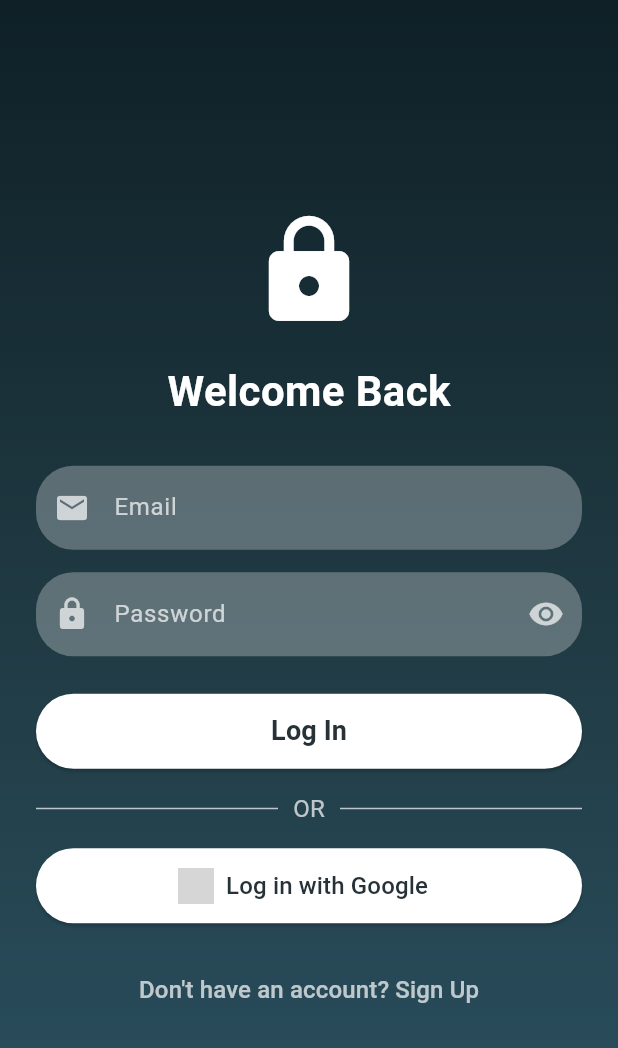
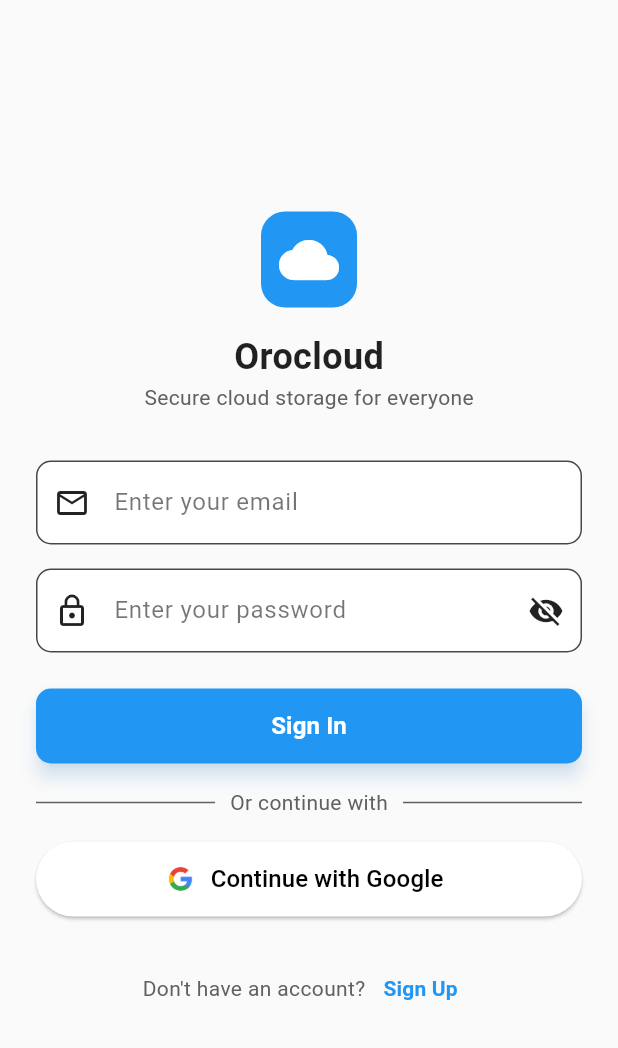
Before and after one commit to pratyush103/Orocloud, a Flutter app: the screen it shows after launch, on a phone screen of 412 x 824 dp. Shown: the top 1048 px of the screen. Run offline on Flutter 3.47's test engine with Material 3 defaults, Android fonts, the phone set to English and light mode, and no system bars; our stand-ins replace shared_preferences, supabase_flutter; missing offline and left inert: cunning_document_scanner; accounts and stored records are empty; grey boxes are pictures that could not be loaded.

Commit message:
Revamped Sign-in page UI

```diff
--- a/lib/pages/login_page.dart
+++ b/lib/pages/login_page.dart
@@ -1,5 +1,4 @@
 import 'package:flutter/material.dart';
-
 import '../auth/auth_service.dart';
 
 class LoginPage extends StatefulWidget {
@@ -19,26 +18,27 @@ class _LoginPageState extends State<LoginPage> {
     final email = _emailController.text.trim();
     final password = _passwordController.text.trim();
 
+    if (!_isValidEmail(email)) {
+      _showError("Invalid Email Format");
+      return;
+    }
+
     if (email.isEmpty || password.isEmpty) {
-      ScaffoldMessenger.of(context).showSnackBar(
-        const SnackBar(content: Text("Please fill in all fields")),
-      );
+      _showError("Please fill in all fields");
       return;
     }
 
     try {
       await authService.signInWithEmailPassword(email, password);
       if (mounted) {
-        ScaffoldMessenger.of(
-          context,
-        ).showSnackBar(const SnackBar(content: Text("Login successful!")));
+        ScaffoldMessenger.of(context).showSnackBar(
+          const SnackBar(content: Text("Login successful!")),
+        );
         Navigator.pushReplacementNamed(context, '/profile_page');
       }
     } catch (e) {
       if (mounted) {
-        ScaffoldMessenger.of(
-          context,
-        ).showSnackBar(SnackBar(content: Text("Error: $e")));
+        _showError("Incorrect Email or Password");
       }
     }
   }
@@ -53,88 +53,165 @@ class _LoginPageState extends State<LoginPage> {
       }
     } catch (e) {
       if (mounted) {
-        ScaffoldMessenger.of(
-          context,
-        ).showSnackBar(SnackBar(content: Text("Google Sign-In Failed: $e")));
+        _showError("Google Sign-In Failed: $e");
       }
     }
   }
 
+  bool _isValidEmail(String email) {
+    final emailRegex =
+    RegExp(r'^[a-zA-Z0-9._%+-]+@[a-zA-Z0-9.-]+\.[a-zA-Z]{2,}$');
+    return emailRegex.hasMatch(email);
+  }
+
+  void _showError(String message) {
+    ScaffoldMessenger.of(context).showSnackBar(
+      SnackBar(
+        content: Text(
+          message,
+          textAlign: TextAlign.center, // Center align text inside the SnackBar
+          style: const TextStyle(fontSize: 16),
+        ),
+        backgroundColor: Colors.redAccent,
+        behavior: SnackBarBehavior.floating, // Make the snackbar float
+        margin: const EdgeInsets.symmetric(horizontal: 50, vertical: 20), // Adjust positioning
+      ),
+    );
+  }
+
+
   @override
   Widget build(BuildContext context) {
+    final bool isDarkMode =
+        MediaQuery.of(context).platformBrightness == Brightness.dark;
+    final Color backgroundColor =
+    isDarkMode ? const Color(0xFF2E2E2E) : Colors.grey[50]!;
+    final Color textColor = isDarkMode ? Colors.white : Colors.black87;
+    final Color hintColor = isDarkMode ? Colors.grey[300]! : Colors.grey[700]!;
+    final Color inputFieldColor = isDarkMode ? Colors.grey[800]! : Colors.white;
+
     return Scaffold(
-      body: Container(
-        decoration: const BoxDecoration(
-          gradient: LinearGradient(
-            colors: [Color(0xFF0F2027), Color(0xFF203A43), Color(0xFF2C5364)],
-            begin: Alignment.topCenter,
-            end: Alignment.bottomCenter,
-          ),
-        ),
-        child: Center(
+      backgroundColor: backgroundColor,
+      body: Center(
         child: SingleChildScrollView(
           padding: const EdgeInsets.all(24),
           child: Column(
             mainAxisAlignment: MainAxisAlignment.center,
             children: [
-                const Icon(Icons.lock, size: 80, color: Colors.white),
-                const SizedBox(height: 20),
-                const Text(
-                  "Welcome Back",
+              // Logo & Title
+              Container(
+                width: 64,
+                height: 64,
+                decoration: BoxDecoration(
+                  color: Colors.blue,
+                  borderRadius: BorderRadius.circular(16),
+                ),
+                child: const Icon(Icons.cloud, size: 40, color: Colors.white),
+              ),
+              const SizedBox(height: 16),
+              Text(
+                "Orocloud",
                 style: TextStyle(
-                    fontSize: 28,
+                  fontSize: 24,
                   fontWeight: FontWeight.bold,
-                    color: Colors.white,
+                  color: textColor,
                 ),
               ),
-                const SizedBox(height: 30),
+              Text(
+                "Secure cloud storage for everyone",
+                style: TextStyle(
+                  fontSize: 14,
+                  color: hintColor,
+                ),
+              ),
+              const SizedBox(height: 32),
+
+              // Email Input
               _buildTextField(
                 controller: _emailController,
-                  hintText: "Email",
-                  icon: Icons.email,
+                hintText: "Enter your email",
+                icon: Icons.mail_outline,
+                isDarkMode: isDarkMode,
+                inputFieldColor: inputFieldColor,
+                textColor: textColor,
               ),
-                const SizedBox(height: 15),
+              const SizedBox(height: 16),
+
+              // Password Input
               _buildPasswordField(
                 controller: _passwordController,
-                  hintText: "Password",
+                hintText: "Enter your password",
                 obscureText: _obscurePassword,
-                  onToggle:
-                      () =>
+                onToggle: () =>
                     setState(() => _obscurePassword = !_obscurePassword),
+                isDarkMode: isDarkMode,
+                inputFieldColor: inputFieldColor,
+                textColor: textColor,
               ),
-                const SizedBox(height: 25),
-                ElevatedButton(
+              const SizedBox(height: 24),
+
+              // Sign In Button
+              SizedBox(
+                width: double.infinity,
+                height: 50,
+                child: ElevatedButton(
                   onPressed: signIn,
                   style: ElevatedButton.styleFrom(
-                    backgroundColor: Colors.white,
-                    foregroundColor: Colors.blueGrey.shade900,
-                    minimumSize: const Size(double.infinity, 50),
+                    backgroundColor: Colors.blue,
                     shape: RoundedRectangleBorder(
-                      borderRadius: BorderRadius.circular(30),
+                        borderRadius: BorderRadius.circular(10)),
+                    elevation: 5,
+                    shadowColor: Colors.blue.withOpacity(0.3),
+                  ),
+                  child: const Text("Sign In",
+                      style: TextStyle(
+                          fontSize: 16,
+                          fontWeight: FontWeight.w600,
+                          color: Colors.white)),
                 ),
               ),
-                  child: const Text(
-                    "Log In",
-                    style: TextStyle(fontSize: 18, fontWeight: FontWeight.bold),
+              const SizedBox(height: 16),
+
+              // Divider
+              Row(
+                children: [
+                  Expanded(child: Divider(color: hintColor)),
+                  Padding(
+                    padding: const EdgeInsets.symmetric(horizontal: 10),
+                    child: Text(
+                      "Or continue with",
+                      style: TextStyle(color: hintColor, fontSize: 14),
                     ),
                   ),
-                const SizedBox(height: 15),
-                _buildDividerWithText("OR"),
-                const SizedBox(height: 15),
-                _buildGoogleSignInButton(),
-                const SizedBox(height: 20),
+                  Expanded(child: Divider(color: hintColor)),
+                ],
+              ),
+              const SizedBox(height: 16),
+
+              // Google Sign-In Button
+              _buildGoogleSignInButton(isDarkMode),
+
+              const SizedBox(height: 24),
+
+              // Sign Up Link
+              Row(
+                mainAxisAlignment: MainAxisAlignment.center,
+                children: [
+                  Text(
+                    "Don't have an account?",
+                    style: TextStyle(color: hintColor),
+                  ),
                   TextButton(
                     onPressed: () {
-                    // Navigate to Register Page
                       Navigator.pushNamed(context, '/register_page');
                     },
-                  child: const Text(
-                    "Don't have an account? Sign Up",
-                    style: TextStyle(color: Colors.white70, fontSize: 16),
-                  ),
+                    child: const Text("Sign Up",
+                        style: TextStyle(
+                            color: Colors.blue, fontWeight: FontWeight.w600)),
                   ),
                 ],
               ),
+            ],
           ),
         ),
       ),
@@ -145,27 +222,30 @@ class _LoginPageState extends State<LoginPage> {
     required TextEditingController controller,
     required String hintText,
     required IconData icon,
+    required bool isDarkMode,
+    required Color inputFieldColor,
+    required Color textColor,
   }) {
-    return Container(
-      decoration: BoxDecoration(
-        color: Colors.white.withOpacity(0.2),
-        borderRadius: BorderRadius.circular(25),
-      ),
-      child: TextField(
+    return TextField(
       controller: controller,
-        style: const TextStyle(color: Colors.white),
       decoration: InputDecoration(
+        labelText: hintText,
+        labelStyle:
+        TextStyle(color: isDarkMode ? Colors.white70 : Colors.black54),
         hintText: hintText,
-          hintStyle: const TextStyle(color: Colors.white70),
-          prefixIcon: Icon(icon, color: Colors.white70),
-          border: OutlineInputBorder(
-            borderRadius: BorderRadius.circular(25),
-            borderSide: BorderSide.none,
-          ),
+        hintStyle:
+        TextStyle(color: isDarkMode ? Colors.white54 : Colors.black45),
+        prefixIcon: Icon(icon, color: textColor),
+        border: OutlineInputBorder(borderRadius: BorderRadius.circular(10)),
         filled: true,
-          fillColor: Colors.white.withOpacity(0.1),
+        fillColor: inputFieldColor,
+        focusedBorder: OutlineInputBorder(
+          borderSide: BorderSide(color: Colors.blue, width: 2),
+          borderRadius: BorderRadius.circular(10),
         ),
       ),
+      keyboardType: TextInputType.emailAddress,
+      style: TextStyle(color: textColor),
     );
   }
 
@@ -174,65 +254,49 @@ class _LoginPageState extends State<LoginPage> {
     required String hintText,
     required bool obscureText,
     required VoidCallback onToggle,
+    required bool isDarkMode,
+    required Color inputFieldColor,
+    required Color textColor,
   }) {
-    return Container(
-      decoration: BoxDecoration(
-        color: Colors.white.withOpacity(0.2),
-        borderRadius: BorderRadius.circular(25),
-      ),
-      child: TextField(
+    return TextField(
       controller: controller,
       obscureText: obscureText,
-        style: const TextStyle(color: Colors.white),
       decoration: InputDecoration(
+        labelText: hintText,
+        labelStyle:
+        TextStyle(color: isDarkMode ? Colors.white70 : Colors.black54),
         hintText: hintText,
-          hintStyle: const TextStyle(color: Colors.white70),
-          prefixIcon: const Icon(Icons.lock, color: Colors.white70),
+        hintStyle:
+        TextStyle(color: isDarkMode ? Colors.white54 : Colors.black45),
+        prefixIcon: Icon(Icons.lock_outline, color: textColor),
         suffixIcon: IconButton(
           icon: Icon(
-              obscureText ? Icons.visibility : Icons.visibility_off,
-              color: Colors.white70,
-            ),
+              obscureText ? Icons.visibility_off : Icons.visibility,
+              color: textColor),
           onPressed: onToggle,
         ),
-          border: OutlineInputBorder(
-            borderRadius: BorderRadius.circular(25),
-            borderSide: BorderSide.none,
+        border: OutlineInputBorder(borderRadius: BorderRadius.circular(10)),
+        filled: true,
+        fillColor: inputFieldColor,
+        focusedBorder: OutlineInputBorder(
+          borderSide: BorderSide(color: Colors.blue, width: 2),
+          borderRadius: BorderRadius.circular(10),
         ),
-          filled: true,
-          fillColor: Colors.white.withOpacity(0.1),
       ),
+      style: TextStyle(color: textColor),
+    );
+  }
+
+  Widget _buildGoogleSignInButton(bool isDarkMode) {
+    return ElevatedButton.icon(
+      onPressed: signInWithGoogle,
+      icon: Image.asset('assets/google_logo.png', height: 24),
+      label: const Text("Continue with Google", style: TextStyle(fontSize: 16)),
+      style: ElevatedButton.styleFrom(
+        backgroundColor: Colors.white,
+        foregroundColor: Colors.black,
+        minimumSize: const Size(double.infinity, 50),
       ),
     );
   }
-
-  Widget _buildGoogleSignInButton() {
-    return ElevatedButton.icon(
-      onPressed: signInWithGoogle,
-      icon: Image.asset('assets/g.png', height: 24),
-      label: const Text("Log in with Google", style: TextStyle(fontSize: 16)),
-      style: ElevatedButton.styleFrom(
-        backgroundColor: Colors.white,
-        foregroundColor: Colors.blueGrey.shade900,
-        minimumSize: const Size(double.infinity, 50),
-        shape: RoundedRectangleBorder(borderRadius: BorderRadius.circular(30)),
-      ),
-    );
 }
-
-  Widget _buildDividerWithText(String text) {
-    return Row(
-      children: [
-        Expanded(child: Divider(color: Colors.white70)),
-        Padding(
-          padding: const EdgeInsets.symmetric(horizontal: 10),
-          child: Text(
-            text,
-            style: const TextStyle(color: Colors.white70, fontSize: 16),
-          ),
-        ),
-        Expanded(child: Divider(color: Colors.white70)),
-      ],
-    );
-  }
-}
```
Also changed, not shown: pubspec.yaml (+11 -67 lines), assets/google_logo.png (renamed from assets/g.png), pubspec.lock. Lines whose indentation alone changed are shown as unchanged.
